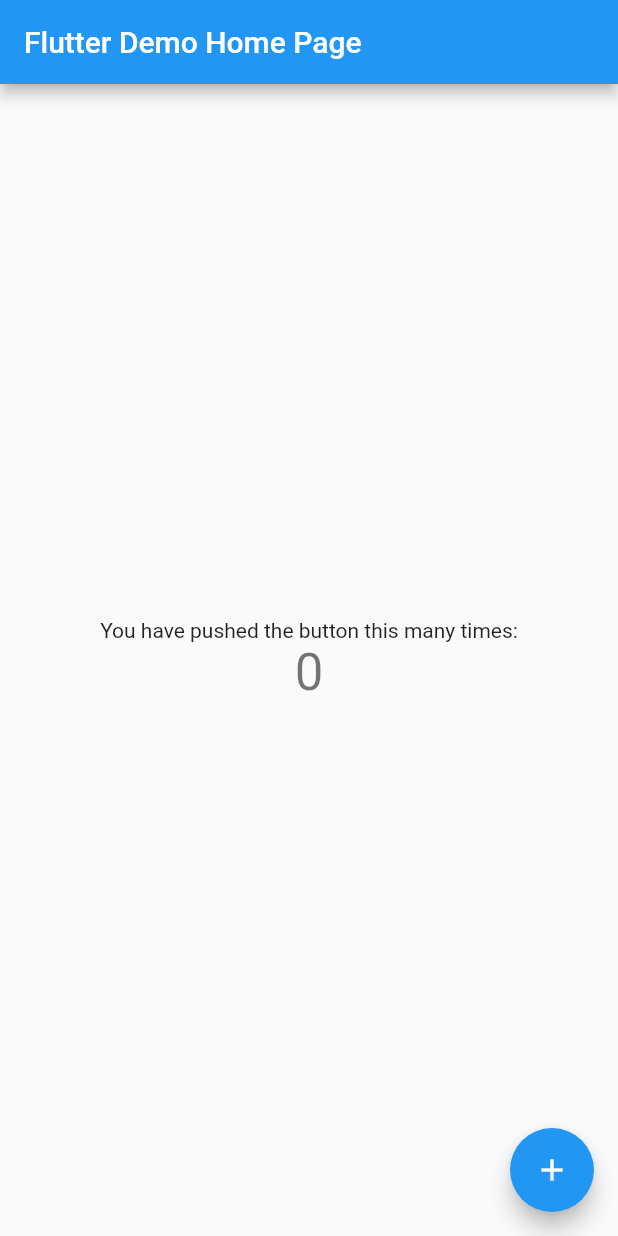
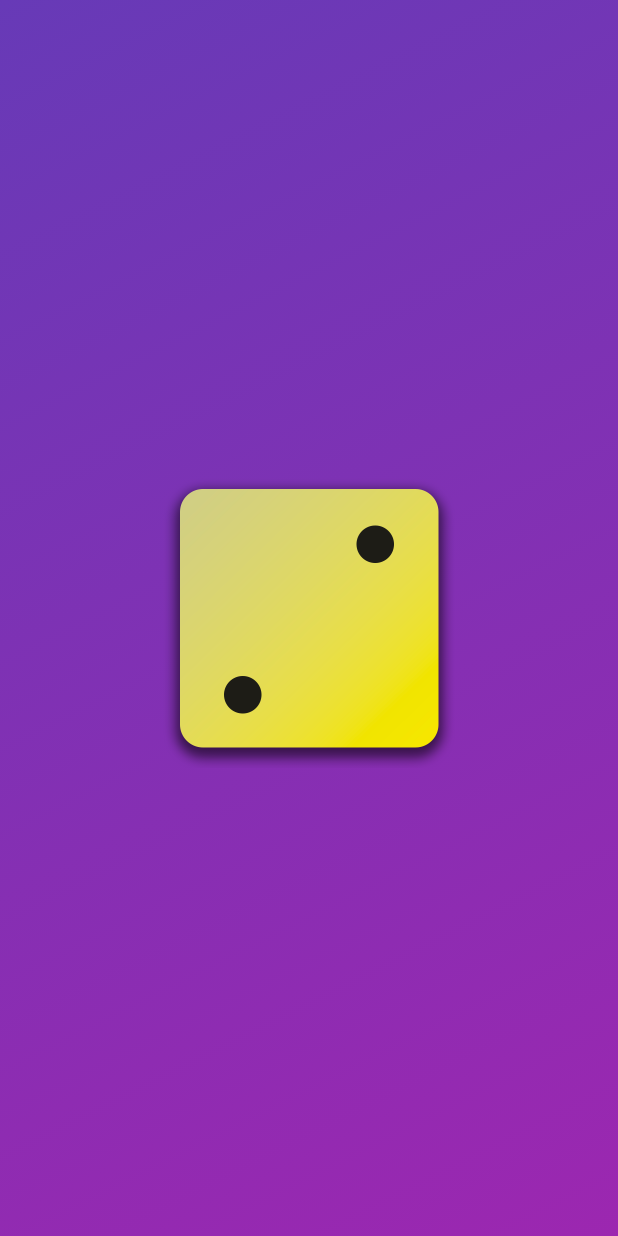
Before and after one commit to ArthurBufon/flutter_roll_dice, a Flutter app: the screen it shows after launch, on a phone screen of 412 x 824 dp. Run offline on Flutter 3.47's test engine with Material 2 defaults, Android fonts, the phone set to English and light mode, and no system bars.

Commit message:
fundo gradiente e imagens de dados

```diff
--- /dev/null
+++ b/lib/gradient_container.dart
@@ -0,0 +1,37 @@
+import 'package:flutter/material.dart';
+
+const startAlignment = Alignment.topLeft;
+const endAlignment = Alignment.bottomRight;
+
+class GradientContainer extends StatelessWidget {
+  const GradientContainer(this.colorStart, this.colorEnd, {super.key});
+
+  const GradientContainer.purple({super.key})
+      : colorStart = Colors.deepPurple,
+        colorEnd = Colors.purple;
+
+  final Color colorStart;
+  final Color colorEnd;
+
+  @override
+  Widget build(context) {
+    return Container(
+      decoration: BoxDecoration(
+        gradient: LinearGradient(
+          colors: [
+            colorStart,
+            colorEnd,
+          ],
+          begin: startAlignment,
+          end: endAlignment,
+        ),
+      ),
+      child: Center(
+        child: Image.asset(
+          'assets/images/dice-2.png',
+          width: 200,
+        ),
+      ),
+    );
+  }
+}
--- a/lib/main.dart
+++ b/lib/main.dart
@@ -1,115 +1,13 @@
 import 'package:flutter/material.dart';
 
+import 'gradient_container.dart';
+
 void main() {
-  runApp(const MyApp());
+  runApp(
+    const MaterialApp(
+      home: Scaffold(
+        body: GradientContainer(Colors.deepPurple, Colors.purple),
+      ),
+    ),
+  );
 }
-
-class MyApp extends StatelessWidget {
-  const MyApp({super.key});
-
-  // This widget is the root of your application.
-  @override
-  Widget build(BuildContext context) {
-    return MaterialApp(
-      title: 'Flutter Demo',
-      theme: ThemeData(
-        // This is the theme of your application.
-        //
-        // Try running your application with "flutter run". You'll see the
-        // application has a blue toolbar. Then, without quitting the app, try
-        // changing the primarySwatch below to Colors.green and then invoke
-        // "hot reload" (press "r" in the console where you ran "flutter run",
-        // or simply save your changes to "hot reload" in a Flutter IDE).
-        // Notice that the counter didn't reset back to zero; the application
-        // is not restarted.
-        primarySwatch: Colors.blue,
-      ),
-      home: const MyHomePage(title: 'Flutter Demo Home Page'),
-    );
-  }
-}
-
-class MyHomePage extends StatefulWidget {
-  const MyHomePage({super.key, required this.title});
-
-  // This widget is the home page of your application. It is stateful, meaning
-  // that it has a State object (defined below) that contains fields that affect
-  // how it looks.
-
-  // This class is the configuration for the state. It holds the values (in this
-  // case the title) provided by the parent (in this case the App widget) and
-  // used by the build method of the State. Fields in a Widget subclass are
-  // always marked "final".
-
-  final String title;
-
-  @override
-  State<MyHomePage> createState() => _MyHomePageState();
-}
-
-class _MyHomePageState extends State<MyHomePage> {
-  int _counter = 0;
-
-  void _incrementCounter() {
-    setState(() {
-      // This call to setState tells the Flutter framework that something has
-      // changed in this State, which causes it to rerun the build method below
-      // so that the display can reflect the updated values. If we changed
-      // _counter without calling setState(), then the build method would not be
-      // called again, and so nothing would appear to happen.
-      _counter++;
-    });
-  }
-
-  @override
-  Widget build(BuildContext context) {
-    // This method is rerun every time setState is called, for instance as done
-    // by the _incrementCounter method above.
-    //
-    // The Flutter framework has been optimized to make rerunning build methods
-    // fast, so that you can just rebuild anything that needs updating rather
-    // than having to individually change instances of widgets.
-    return Scaffold(
-      appBar: AppBar(
-        // Here we take the value from the MyHomePage object that was created by
-        // the App.build method, and use it to set our appbar title.
-        title: Text(widget.title),
-      ),
-      body: Center(
-        // Center is a layout widget. It takes a single child and positions it
-        // in the middle of the parent.
-        child: Column(
-          // Column is also a layout widget. It takes a list of children and
-          // arranges them vertically. By default, it sizes itself to fit its
-          // children horizontally, and tries to be as tall as its parent.
-          //
-          // Invoke "debug painting" (press "p" in the console, choose the
-          // "Toggle Debug Paint" action from the Flutter Inspector in Android
-          // Studio, or the "Toggle Debug Paint" command in Visual Studio Code)
-          // to see the wireframe for each widget.
-          //
-          // Column has various properties to control how it sizes itself and
-          // how it positions its children. Here we use mainAxisAlignment to
-          // center the children vertically; the main axis here is the vertical
-          // axis because Columns are vertical (the cross axis would be
-          // horizontal).
-          mainAxisAlignment: MainAxisAlignment.center,
-          children: <Widget>[
-            const Text(
-              'You have pushed the button this many times:',
-            ),
-            Text(
-              '$_counter',
-              style: Theme.of(context).textTheme.headlineMedium,
-            ),
-          ],
-        ),
-      ),
-      floatingActionButton: FloatingActionButton(
-        onPressed: _incrementCounter,
-        tooltip: 'Increment',
-        child: const Icon(Icons.add),
-      ), // This trailing comma makes auto-formatting nicer for build methods.
-    );
-  }
-}
--- /dev/null
+++ b/lib/styled_text.dart
@@ -0,0 +1,18 @@
+import 'package:flutter/material.dart';
+
+class StyledText extends StatelessWidget {
+  const StyledText(this.text, {super.key});
+
+  final String text;
+
+  @override
+  Widget build(context) {
+    return Text(
+      text,
+      style: const TextStyle(
+        color: Colors.white,
+        fontSize: 28,
+      ),
+    );
+  }
+}
```
Also changed, not shown: pubspec.yaml (+7 -3 lines), assets/images/dice-1.png (added), assets/images/dice-2.png (added), assets/images/dice-3.png (added), assets/images/dice-4.png (added), assets/images/dice-5.png (added), assets/images/dice-6.png (added), 1 other file.
